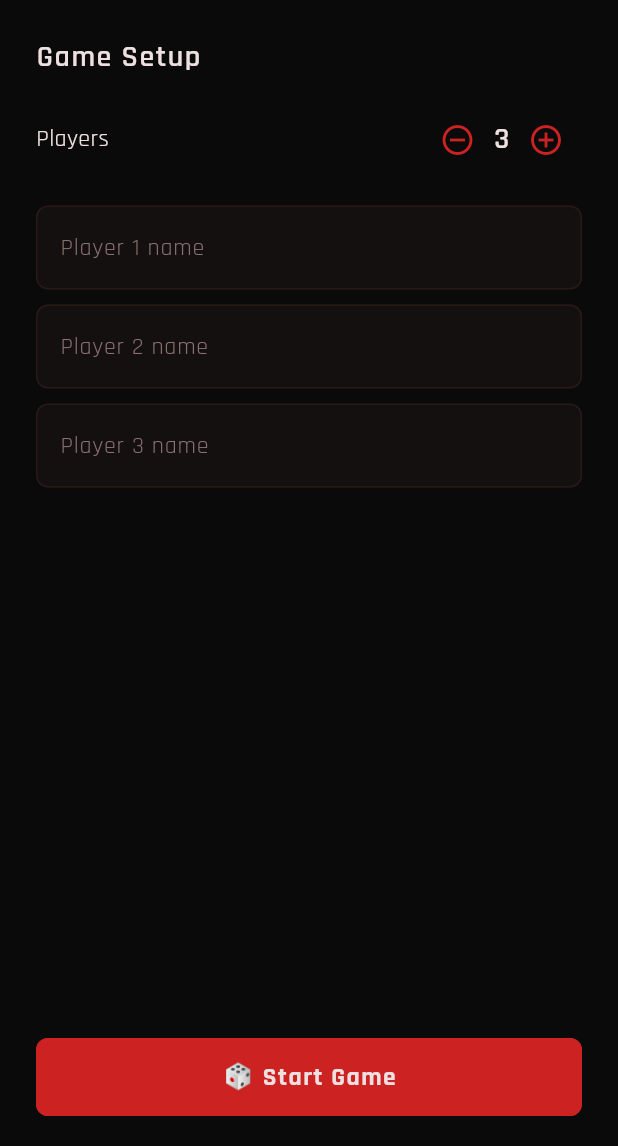
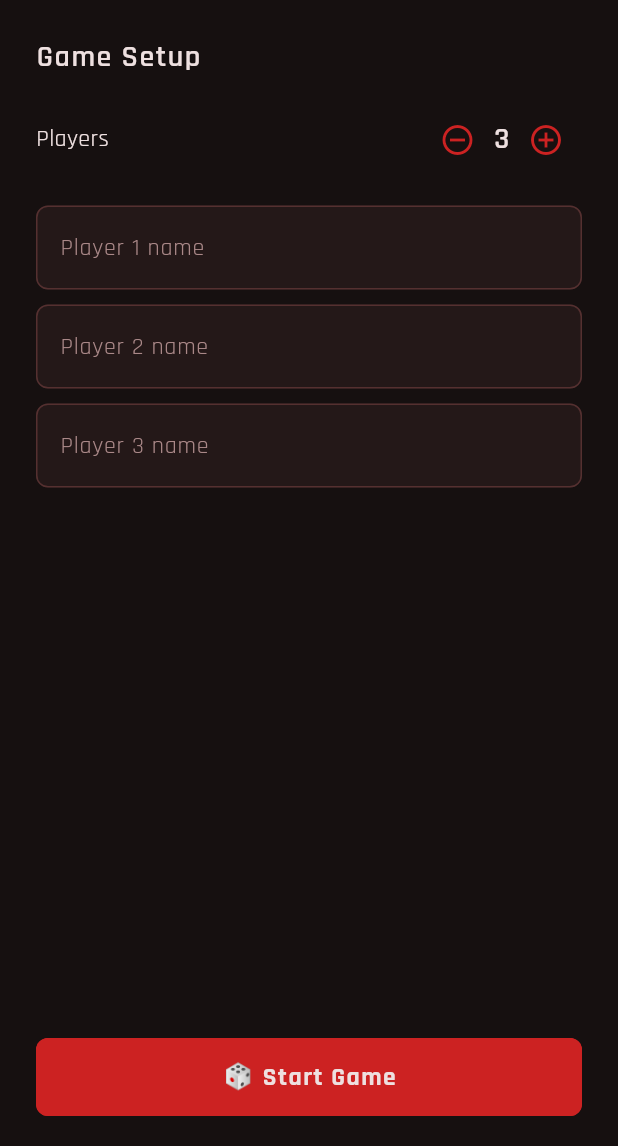
Before and after one commit to iOS-Kiwon/quick_board, a Flutter app: the screen it shows after launch, on a phone screen of 412 x 824 dp, the part 90-1236 px from its top. Run offline on Flutter 3.47's test engine with Material 3 defaults, Android fonts, the phone set to English and light mode, and no system bars; our stand-ins replace flutter_riverpod, go_router, google_fonts, share_plus.

Commit message:
컬러를 조금 더 밝게, 폰트 오류 수정

```diff
--- a/quick-board-flutter/apps/yacht/lib/theme/yacht_colors.dart
+++ b/quick-board-flutter/apps/yacht/lib/theme/yacht_colors.dart
@@ -1,13 +1,13 @@
 import 'package:flutter/material.dart';
 
 abstract final class YachtColors {
-  static const Color background = Color(0xFF0A0A0A);       // Pure black
-  static const Color card = Color(0xFF141010);             // Dark red-tinted card
+  static const Color background = Color(0xFF161010);       // Dark background
+  static const Color card = Color(0xFF241818);             // Red-tinted card
   static const Color primary = Color(0xFFCC2222);          // Main red
   static const Color primaryBright = Color(0xFFFF4444);    // Bright red (headings)
   static const Color text = Color(0xFFEEE0E0);             // Warm white
-  static const Color textDim = Color(0xFF8A7070);          // Dim text
-  static const Color border = Color(0xFF2A1818);           // Dark border
+  static const Color textDim = Color(0xFFAA8888);          // Dim text
+  static const Color border = Color(0xFF553030);           // Visible border
   static const Color scorePositive = Color(0xFF44AA66);    // Green (positive score)
   static const Color bonus = Color(0xFFFFAA22);            // Amber (bonus row emphasis)
 }
--- a/quick-board-flutter/apps/yacht/lib/theme/yacht_text_styles.dart
+++ b/quick-board-flutter/apps/yacht/lib/theme/yacht_text_styles.dart
@@ -3,61 +3,63 @@ import 'package:google_fonts/google_fonts.dart';
 import 'yacht_colors.dart';
 
 abstract final class YachtTextStyles {
+  static const List<String> _koreanFallback = ['NotoSansKR'];
+
   static TextStyle get appTitle => GoogleFonts.rajdhani(
         fontSize: 28,
         fontWeight: FontWeight.w700,
         color: YachtColors.primaryBright,
         letterSpacing: 2,
-      );
+      ).copyWith(fontFamilyFallback: _koreanFallback);
 
   static TextStyle get heading => GoogleFonts.rajdhani(
         fontSize: 20,
         fontWeight: FontWeight.w600,
         color: YachtColors.text,
         letterSpacing: 1,
-      );
+      ).copyWith(fontFamilyFallback: _koreanFallback);
 
   static TextStyle get body => GoogleFonts.rajdhani(
         fontSize: 16,
         fontWeight: FontWeight.w400,
         color: YachtColors.text,
-      );
+      ).copyWith(fontFamilyFallback: _koreanFallback);
 
   static TextStyle get bodyDim => GoogleFonts.rajdhani(
         fontSize: 16,
         fontWeight: FontWeight.w400,
         color: YachtColors.textDim,
-      );
+      ).copyWith(fontFamilyFallback: _koreanFallback);
 
   static TextStyle get score => GoogleFonts.rajdhani(
         fontSize: 18,
         fontWeight: FontWeight.w600,
         color: YachtColors.scorePositive,
-      );
+      ).copyWith(fontFamilyFallback: _koreanFallback);
 
   static TextStyle get categoryName => GoogleFonts.rajdhani(
         fontSize: 14,
         fontWeight: FontWeight.w500,
         color: YachtColors.text,
-      );
+      ).copyWith(fontFamilyFallback: _koreanFallback);
 
   static TextStyle get tableHeader => GoogleFonts.rajdhani(
         fontSize: 13,
         fontWeight: FontWeight.w700,
         color: YachtColors.primaryBright,
         letterSpacing: 0.5,
-      );
+      ).copyWith(fontFamilyFallback: _koreanFallback);
 
   static TextStyle get button => GoogleFonts.rajdhani(
         fontSize: 17,
         fontWeight: FontWeight.w700,
         color: YachtColors.text,
         letterSpacing: 1,
-      );
+      ).copyWith(fontFamilyFallback: _koreanFallback);
 
   static TextStyle get bonus => GoogleFonts.rajdhani(
         fontSize: 16,
         fontWeight: FontWeight.w600,
         color: YachtColors.bonus,
-      );
+      ).copyWith(fontFamilyFallback: _koreanFallback);
 }
--- a/quick-board-flutter/apps/yacht/lib/theme/yacht_theme.dart
+++ b/quick-board-flutter/apps/yacht/lib/theme/yacht_theme.dart
@@ -30,7 +30,7 @@ abstract final class YachtTheme {
         fontWeight: FontWeight.w700,
         color: YachtColors.primaryBright,
         letterSpacing: 1.5,
-      ),
+      ).copyWith(fontFamilyFallback: const ['NotoSansKR']),
     ),
     inputDecorationTheme: InputDecorationTheme(
       filled: true,
@@ -50,11 +50,11 @@ abstract final class YachtTheme {
       hintStyle: GoogleFonts.rajdhani(
         color: YachtColors.textDim,
         fontSize: 16,
-      ),
+      ).copyWith(fontFamilyFallback: const ['NotoSansKR']),
       labelStyle: GoogleFonts.rajdhani(
         color: YachtColors.textDim,
         fontSize: 16,
-      ),
+      ).copyWith(fontFamilyFallback: const ['NotoSansKR']),
     ),
     elevatedButtonTheme: ElevatedButtonThemeData(
       style: ElevatedButton.styleFrom(
```
Also changed, not shown: quick-board-flutter/apps/skulking/pubspec.yaml (+7 -0 lines), quick-board-flutter/apps/yacht/pubspec.yaml (+7 -0 lines), 5 other files.
